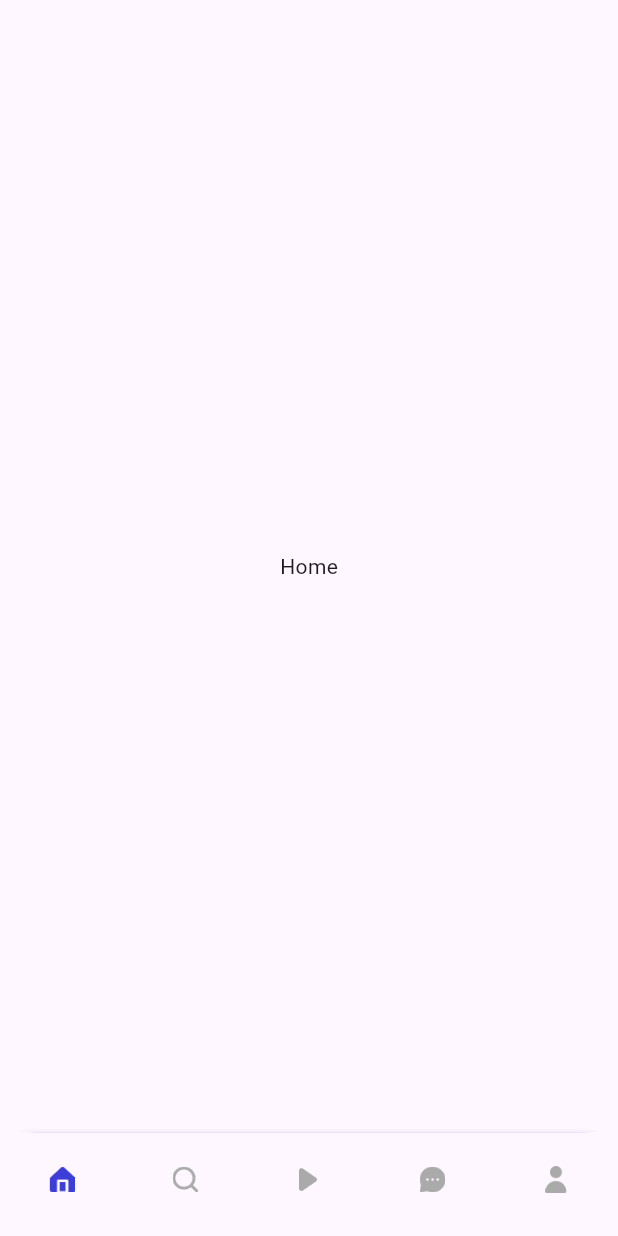
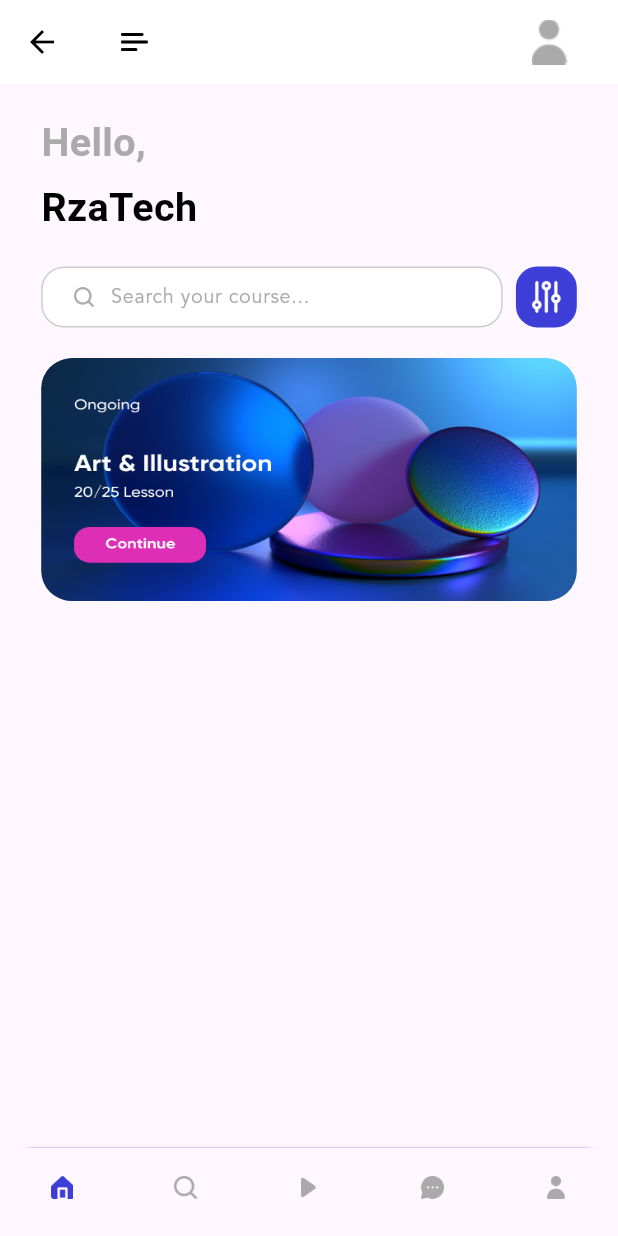
Before and after one commit to MaharramovRza/learning_app, a Flutter app: the ApplicationPage screen opened by its route, on a phone screen of 412 x 824 dp. Run offline on Flutter 3.47's test engine with Material 3 defaults, Android fonts, the light colour scheme and no system bars; our stand-ins replace cloud_firestore, dots_indicator, firebase_auth, firebase_core, flutter_bloc, flutter_screenutil and 3 more; missing offline and left inert: dart:ffi; accounts and stored records are empty.

Commit message:
Sliders added

```diff
--- a/lib/main.dart
+++ b/lib/main.dart
@@ -25,6 +25,7 @@ class MyApp extends StatelessWidget {
     return MultiBlocProvider(
         providers:[...AppPages.allBlocProviders(context)], //Problem var
         child:ScreenUtilInit(
+            designSize: const Size(375, 812),
             builder: (context,child)=> MaterialApp(
               debugShowCheckedModeBanner: false,
               theme: ThemeData(
--- a/lib/pages/application/application_widgets.dart
+++ b/lib/pages/application/application_widgets.dart
@@ -1,11 +1,12 @@
 import 'package:flutter/cupertino.dart';
 import 'package:flutter_screenutil/flutter_screenutil.dart';
+import 'package:learning_app/pages/home/home_page.dart';
 
 import '../../common/values/colors.dart';
 
 Widget buildPage(int index){
   List<Widget> _widget = [
-    Center(child: Text("Home"),),
+    const HomePage(),
     Center(child: Text("Search"),),
     Center(child: Text("Course"),),
     Center(child: Text("Chat"),),
--- a/lib/pages/common_widgets.dart
+++ b/lib/pages/common_widgets.dart
@@ -27,7 +27,7 @@ AppBar buildAppBar(String type){
 Widget buildThirdPartyLogin(BuildContext context) {
   return Container(
       margin: EdgeInsets.only(top: 40.h, bottom: 20.h),
-      padding: EdgeInsets.only(left: 25.w, right: 25.w),
+      padding: EdgeInsets.only(left: 50.w, right: 50.w),
       child: Row(
         mainAxisAlignment: MainAxisAlignment.spaceAround,
         children: [
--- /dev/null
+++ b/lib/pages/home/home_page.dart
@@ -0,0 +1,44 @@
+import 'package:flutter/cupertino.dart';
+import 'package:flutter/material.dart';
+import 'package:flutter_screenutil/flutter_screenutil.dart';
+import 'package:learning_app/pages/home/widgets/home_page_widgets.dart';
+
+import '../../common/values/colors.dart';
+
+
+
+class HomePage extends StatefulWidget {
+  const HomePage({super.key});
+
+  static Route<void> route() {
+    return MaterialPageRoute<void>(builder: (_) => HomePage());
+  }
+
+  @override
+  State<HomePage> createState() => _HomePageState();
+}
+
+class _HomePageState extends State<HomePage> {
+
+
+
+  @override
+  Widget build(BuildContext context) {
+    return Scaffold(
+      appBar: buildAppBar(),
+      body: Container(
+        margin: EdgeInsets.symmetric(vertical: 0,horizontal: 25.w),
+        child: Column(
+          mainAxisAlignment: MainAxisAlignment.start,
+          crossAxisAlignment: CrossAxisAlignment.start,
+          children: [
+            homePageText("Hello,",color: AppColors.primaryThirdElementText,top:20),
+            homePageText("RzaTech",color: AppColors.primaryText,top:5),
+            searchView(),
+            slidersView(),
+          ],
+        ),
+      ),
+    );
+  }
+}
--- /dev/null
+++ b/lib/pages/home/widgets/home_page_widgets.dart
@@ -0,0 +1,174 @@
+import 'package:flutter/material.dart';
+import 'package:flutter_screenutil/flutter_screenutil.dart';
+
+import '../../../common/values/colors.dart';
+
+AppBar buildAppBar() {
+  return AppBar(
+      title: Container(
+        margin: EdgeInsets.only(left: 7.w, right: 7.w),
+        child: Row(
+          mainAxisAlignment: MainAxisAlignment.spaceBetween,
+          crossAxisAlignment: CrossAxisAlignment.center,
+          children: [
+            SizedBox(
+              width: 18.w,
+              height: 12.h,
+              child: Image.asset("assets/icons/menu.png"),
+            ),
+            GestureDetector(
+              child:Container(
+                width: 40.w,
+                height: 40.h,
+                decoration: BoxDecoration(
+                    image: const DecorationImage(
+                        image: AssetImage("assets/icons/person.png")),
+                    borderRadius: BorderRadius.all(Radius.circular(20.w))
+                ),
+              ),
+              onTap:(){
+
+              },
+            ),
+          ],
+        ),
+      )
+  );
+}
+
+Widget homePageText(String text,{Color color=AppColors.primaryText,int top=20}) {
+  return Container(
+    margin: EdgeInsets.only(bottom: 0.h, top: top.h),
+    child: Text(
+      text,
+      style: TextStyle(
+        color: color,
+        fontWeight: FontWeight.bold,
+        fontSize: 24.sp,
+      ),
+    ),
+  );
+}
+
+Widget searchView() {
+  return Container(
+    margin: EdgeInsets.only(bottom: 0.h, top: 20.h),
+    child: Row(
+      mainAxisAlignment: MainAxisAlignment.spaceBetween,
+      children: [
+        Container(
+          width: 280.w,
+          height: 40.h,
+          margin: EdgeInsets.only(bottom: 0.h, top: 0.h),
+          padding: EdgeInsets.only(top: 0.h, bottom: 0.h),
+          decoration: BoxDecoration(
+              color: AppColors.primaryBackground,
+              borderRadius: BorderRadius.all(Radius.circular(15.h)),
+              border: Border.all(color: AppColors.primaryFourthElementText)),
+          child: Row(
+            mainAxisAlignment: MainAxisAlignment.start,
+            children: [
+              Container(
+                margin: EdgeInsets.only(left: 17.w),
+                padding: EdgeInsets.only(left: 0.w, top: 0.w),
+                width: 16.w,
+                height: 16.w,
+                child: Image.asset("assets/icons/search.png"),
+              ),
+              SizedBox(
+                width: 240.w,
+                height: 40.h,
+                child: TextField(
+                  keyboardType: TextInputType.multiline,
+                  decoration: const InputDecoration(
+                    hintText: "Search your course...",
+                    hintStyle: TextStyle(
+                      color: AppColors.primaryThirdElementText,
+                    ),
+                    contentPadding: EdgeInsets.fromLTRB(5, 0, 5, 0),
+                    border: OutlineInputBorder(
+                      borderSide: BorderSide(
+                        color: Colors.transparent,
+                      ),
+                    ),
+                    enabledBorder: OutlineInputBorder(
+                      borderSide: BorderSide(
+                        color: Colors.transparent,
+                      ),
+                    ),
+                    disabledBorder: OutlineInputBorder(
+                      borderSide: BorderSide(
+                        color: Colors.transparent,
+                      ),
+                    ),
+                    focusedBorder: OutlineInputBorder(
+                      borderSide: BorderSide(
+                        color: Colors.transparent,
+                      ),
+                    ),
+                  ),
+                  style: TextStyle(
+                    color: AppColors.primaryText,
+                    fontFamily: "Avenir",
+                    fontWeight: FontWeight.normal,
+                    fontSize: 12.sp,
+                  ),
+                  onChanged: (value) {
+                    // controller.state.email.value = value;
+                  },
+                  maxLines: 1,
+                  autocorrect: false, // 自动纠正
+                  obscureText: false, // 隐藏输入内容, 密码框
+                ),
+              )
+            ],
+          ),
+        ),
+        GestureDetector(child:Container(
+          width: 40.h,
+          height: 40.h,
+          padding: EdgeInsets.all(6.w),
+          decoration: BoxDecoration(
+              color: AppColors.primaryElement,
+              borderRadius: BorderRadius.all(Radius.circular(13.w)),
+              border: Border.all(color: AppColors.primaryElement)),
+          child: Image.asset("assets/icons/options.png"),
+        ),onTap: (){
+        },),
+      ],
+    ),
+  );
+}
+
+Widget slidersView() {
+  return Column(
+    children: [
+      Container(
+        width: 325.w,
+        height: 160.h,
+        margin: EdgeInsets.only(top:20.h),
+        child: PageView(
+          children: [
+            _slidersContainer(path:"assets/icons/Art.png"),
+            _slidersContainer(path:"assets/icons/Image_1.png"),
+            _slidersContainer(path:"assets/icons/Image_2.png"),
+          ],
+        ),
+      ),
+    ],
+  );
+}
+
+Widget _slidersContainer({String path = "assets/icons/Art.png"}) {
+  return Container(
+    width: 325.w,
+    height: 160.h,
+    decoration: BoxDecoration(
+      image: DecorationImage(
+        image: AssetImage(path),
+        fit: BoxFit.fill,
+      ),
+      borderRadius: BorderRadius.all(Radius.circular(20.h)),
+    ),
+  );
+}
--- a/lib/pages/register/register.dart
+++ b/lib/pages/register/register.dart
@@ -68,7 +68,7 @@ class _RegisterState extends State<Register> {
                   Container(
                     margin: EdgeInsets.only(left: 25.w),
                     child:
-                    reusableText("Enter your details below and free sign up"),
+                    reusableText("by creating an account you have to agrre with our term & conditions."),
                   ),
                   buildLogInAndRegButton("Sign Up", "login", () {
                     //Navigator.of(context).pushNamed("register");
--- a/lib/pages/sign_in/sign_in.dart
+++ b/lib/pages/sign_in/sign_in.dart
@@ -61,6 +61,7 @@ class _SignInState extends State<SignIn> {
                     ),
                   ),
                   forgotPassword(),
+                  SizedBox(height: 70.h,),
                   buildLogInAndRegButton("Log In", "login", () {
                     SignInController(context:context).handleSignIn("email");
                   }),
```
Also changed, not shown: assets/icons/Image_1.png (renamed from assets/icons/Image(1).png), assets/icons/Image_2.png (renamed from assets/icons/Image(2).png), lib/pages/home/widgets/home_page_blocs.dart (added), lib/pages/home/widgets/home_page_states.dart (added).
